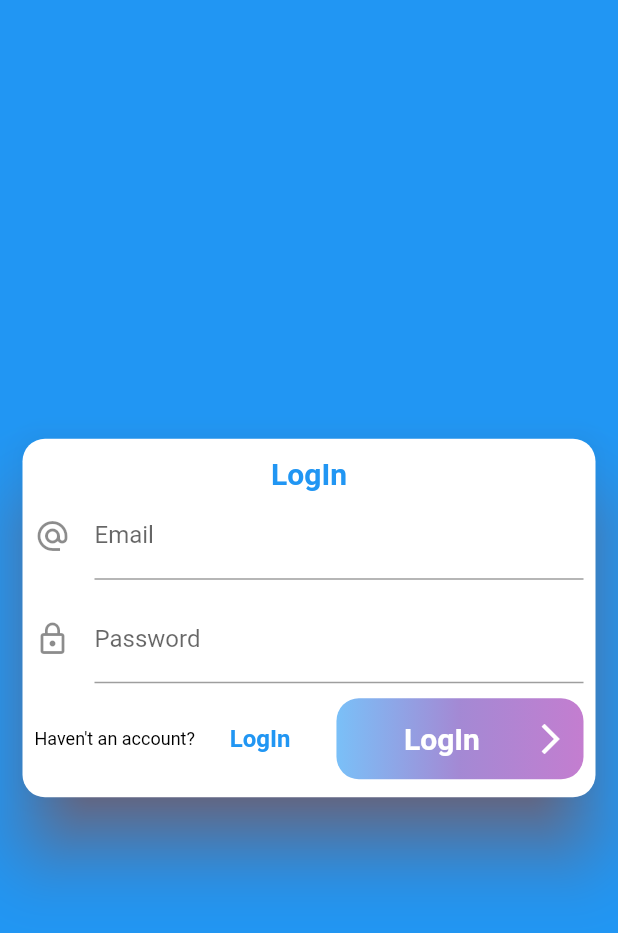
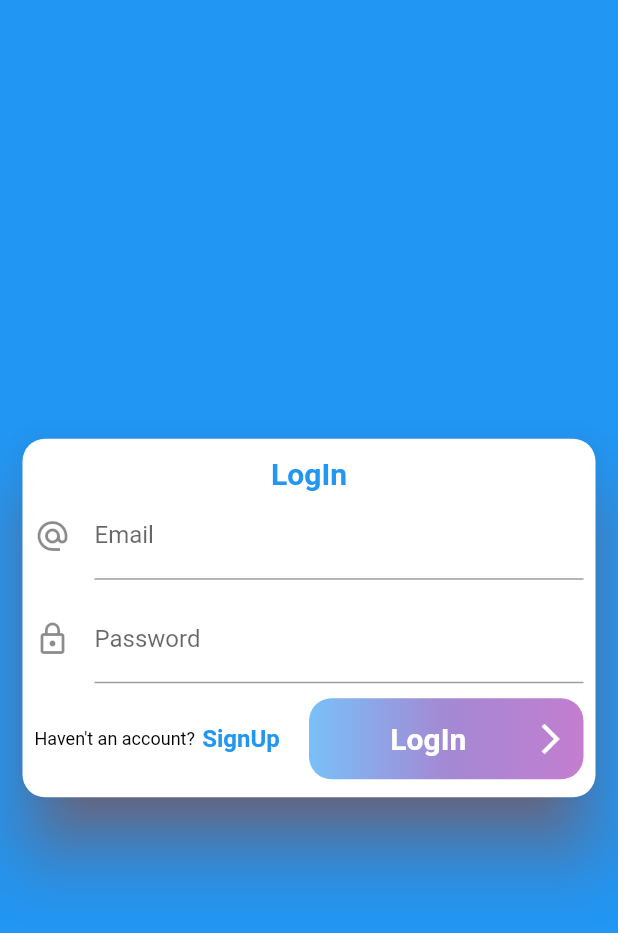
Before and after one commit to ofek4454/ChatApp, a Flutter app: the screen it shows after launch, on a phone screen of 412 x 824 dp. Shown: the top 933 px of the screen. Run offline on Flutter 3.47's test engine with Material 2 defaults, Android fonts, the phone set to English and light mode, and no system bars; our stand-ins replace cloud_firestore, firebase_auth; accounts and stored records are empty.

Commit message:
08072020

```diff
--- a/lib/main.dart
+++ b/lib/main.dart
@@ -1,4 +1,5 @@
 import 'package:flutter/material.dart';
+import 'package:firebase_auth/firebase_auth.dart';
 
 import 'screens/chat_screen.dart';
 import './screens/auth_screen.dart';
@@ -17,7 +18,14 @@ class MyApp extends StatelessWidget {
         primarySwatch: Colors.blue,
         accentColor: Colors.deepOrange,
       ),
-      home: AuthScreen(),
+      home: StreamBuilder(
+          stream: FirebaseAuth.instance.onAuthStateChanged,
+          builder: (context, snapshot) {
+            if (snapshot.hasData) {
+              return ChatScreen();
+            }
+            return AuthScreen();
+          }),
     );
   }
 }
--- a/lib/widgets/auth_form.dart
+++ b/lib/widgets/auth/auth_form.dart
@@ -1,6 +1,6 @@
 import 'package:flutter/material.dart';
 
-import './custom_button.dart';
+import 'custom_button.dart';
 
 enum AuthMode {
   LogIn,
@@ -8,6 +8,12 @@ enum AuthMode {
 }
 
 class AuthForm extends StatefulWidget {
+  final Future<void> Function(
+          Map<String, String> values, AuthMode currentMode, BuildContext ctx)
+      submitFn;
+
+  AuthForm(this.submitFn);
+
   @override
   _AuthFormState createState() => _AuthFormState();
 }
@@ -29,6 +35,7 @@ class _AuthFormState extends State<AuthForm>
   AnimationController _animationController;
   Animation<double> _fadeAnimation;
   Animation<Offset> _slideAnimation;
+  var isLoading = false;
 
   @override
   void initState() {
@@ -69,13 +76,20 @@ class _AuthFormState extends State<AuthForm>
     }
   }
 
-  void _submit() {
+  void _submit() async {
+    FocusScope.of(context).unfocus();
     var isValidae = _formKey.currentState.validate();
     if (!isValidae) {
       return;
     }
+    setState(() {
+      isLoading = true;
+    });
     _formKey.currentState.save();
-    print(values);
+    await widget.submitFn(values, currentMode, context);
+    setState(() {
+      isLoading = false;
+    });
   }
 
   @override
@@ -128,7 +142,7 @@ class _AuthFormState extends State<AuthForm>
                           : focusNodes['username'],
                     ),
                     onSaved: (val) {
-                      values['email'] = val;
+                      values['email'] = val.trim();
                     },
                   ),
                   SizedBox(
@@ -166,7 +180,7 @@ class _AuthFormState extends State<AuthForm>
                                     FocusScope.of(context)
                                         .requestFocus(focusNodes['password']),
                                 onSaved: (val) {
-                                  values['username'] = val;
+                                  values['username'] = val.trim();
                                 },
                               ),
                       ),
@@ -192,7 +206,7 @@ class _AuthFormState extends State<AuthForm>
                       return null;
                     },
                     onSaved: (val) {
-                      values['password'] = val;
+                      values['password'] = val.trim();
                     },
                     textInputAction: TextInputAction.done,
                   ),
@@ -200,15 +214,24 @@ class _AuthFormState extends State<AuthForm>
                     height: 10,
                   ),
                   LayoutBuilder(
-                    builder: (ctx, constraints) => Row(
-                      mainAxisAlignment: MainAxisAlignment.spaceBetween,
-                      children: [
-                        Row(
-                          mainAxisSize: MainAxisSize.min,
+                    builder: (ctx, constraints) => isLoading
+                        ? Center(
+                            child: Padding(
+                            padding: const EdgeInsets.symmetric(vertical: 5),
+                            child: CircularProgressIndicator(),
+                          ))
+                        : Row(
                             mainAxisAlignment: MainAxisAlignment.spaceBetween,
                             children: [
                               Container(
-                              width: constraints.maxWidth * 0.35,
+                                width: constraints.maxWidth * 0.5,
+                                child: Row(
+                                  mainAxisSize: MainAxisSize.min,
+                                  mainAxisAlignment: MainAxisAlignment.start,
+                                  children: [
+                                    Container(
+                                      constraints: BoxConstraints(
+                                          maxWidth: constraints.maxWidth * 0.3),
                                       child: Text(
                                         currentMode == AuthMode.LogIn
                                             ? 'Haven\'t an account? '
@@ -221,21 +244,24 @@ class _AuthFormState extends State<AuthForm>
                                     GestureDetector(
                                       child: Container(
                                         width: constraints.maxWidth * 0.2,
-                                  padding:
-                                      const EdgeInsets.only(left: 2, right: 15),
+                                        padding: const EdgeInsets.only(
+                                            left: 2, right: 15),
                                         child: Text(
                                           currentMode == AuthMode.LogIn
-                                        ? 'LogIn'
-                                        : 'SignUp',
+                                              ? 'SignUp'
+                                              : 'LogIn',
                                           style: TextStyle(
-                                      color: Theme.of(context).primaryColor,
+                                            color:
+                                                Theme.of(context).primaryColor,
                                             fontSize: 16,
                                             fontWeight: FontWeight.bold,
                                           ),
                                         ),
                                       ),
-                                onTap: _switchAuthMode),
+                                      onTap: _switchAuthMode,
+                                    ),
                                   ],
+                                ),
                               ),
                               Expanded(
                                 child: CustomButton(
--- a/pubspec.yaml
+++ b/pubspec.yaml
@@ -29,6 +29,7 @@ dependencies:
   # Use with the CupertinoIcons class for iOS style icons.
   cupertino_icons: ^0.1.3
   cloud_firestore: ^0.13.7
+  firebase_auth: ^0.16.1
 
 dev_dependencies:
   flutter_test:
```
Also changed, not shown: lib/screens/auth_screen.dart (+42 -2 lines), lib/screens/chat_screen.dart (+45 -26 lines), lib/widgets/chat/message_field.dart (added, +80 -0 lines), lib/widgets/chat/messages.dart (added, +31 -0 lines), lib/widgets/auth/custom_button.dart (renamed from lib/widgets/custom_button.dart), pubspec.lock. Lines whose indentation alone changed are shown as unchanged.
